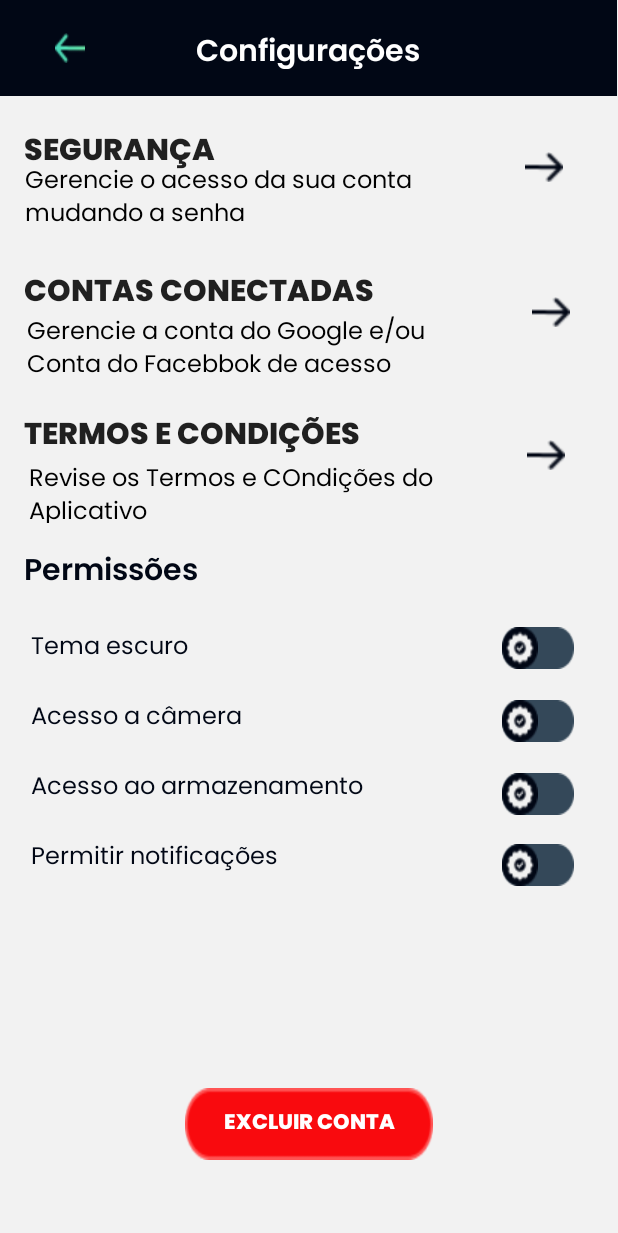
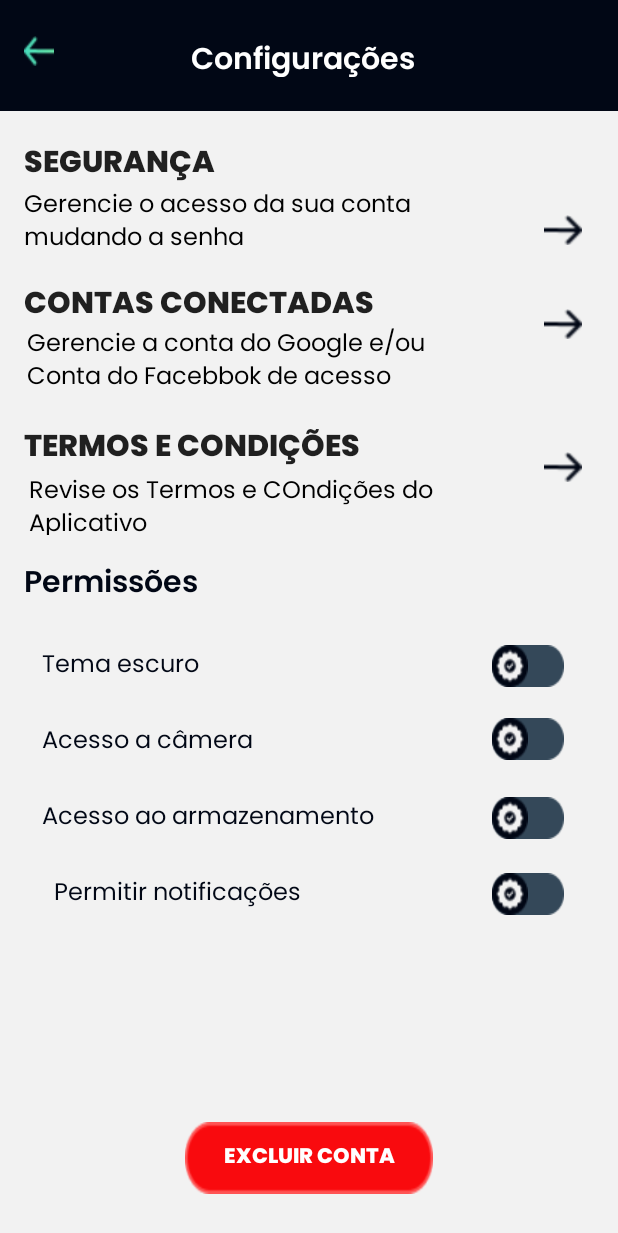
Before and after one commit to claraaqn/App-Ativos-Digitais, an Android app built with Jetpack Compose: the ConfiguracoesActivity screen opened directly, with no data from a screen before it, on a phone screen of 412 x 824 dp. Shown: the top 1233 px of the screen. Run offline under Robolectric (Android 15) with nearby library versions, the phone set to English and light mode, and no system bars.

Commit message:
Responsividade de algumas telas

```diff
--- a/app/src/main/res/layout/tela_cadastro.xml
+++ b/app/src/main/res/layout/tela_cadastro.xml
@@ -213,5 +213,14 @@
             app:layout_constraintTop_toBottomOf="@+id/termos_condicoes"
             tools:ignore="TouchTargetSizeCheck" />
 
+        <TextView
+            android:layout_width="wrap_content"
+            android:layout_height="match_parent"
+            android:layout_marginTop="0dp"
+            android:text="\n"
+            app:layout_constraintEnd_toEndOf="parent"
+            app:layout_constraintStart_toStartOf="parent"
+            app:layout_constraintTop_toBottomOf="@+id/button_login" />
+
     </androidx.constraintlayout.widget.ConstraintLayout>
 </ScrollView>
--- a/app/src/main/res/layout/tela_configuracoes.xml
+++ b/app/src/main/res/layout/tela_configuracoes.xml
@@ -9,58 +9,48 @@
     tools:layout_editor_absoluteY="0dp"
     >
 
-    <ImageView
-        android:id="@+id/fundo_cima"
-        android:layout_width="411dp"
-        android:layout_height="wrap_content"
-        android:src="@drawable/fundo_parte_cima"
-        app:layout_constraintBottom_toBottomOf="parent"
-        app:layout_constraintEnd_toEndOf="parent"
-        app:layout_constraintHorizontal_bias="0.0"
-        app:layout_constraintStart_toStartOf="parent"
-        app:layout_constraintTop_toTopOf="parent"
-        app:layout_constraintVertical_bias="0.0"
-        tools:ignore="MissingConstraints" />
+    <include
+        layout="@layout/toolbar"
+        android:id="@+id/toolbar" />
+
+    <!-- A caixa do botão de segurança-->
+
+    <!-- A caixa do botão de contas conectadas-->
 
     <TextView
         android:id="@+id/perfil"
         android:layout_width="158dp"
         android:layout_height="27dp"
+        android:layout_marginTop="24dp"
         android:fontFamily="@font/poppins_semi_bold"
         android:gravity="center"
         android:text="@string/configura_es"
         android:textColor="#FFFFFF"
         android:textSize="20sp"
-        app:layout_constraintBottom_toBottomOf="@+id/fundo_cima"
         app:layout_constraintEnd_toEndOf="parent"
-        app:layout_constraintHorizontal_bias="0.498"
+        app:layout_constraintHorizontal_bias="0.486"
         app:layout_constraintStart_toStartOf="parent"
-        app:layout_constraintTop_toTopOf="@+id/fundo_cima"
-        app:layout_constraintVertical_bias="0.513" />
+        app:layout_constraintTop_toTopOf="parent" />
 
     <Button
         android:id="@+id/button_voltar"
         android:layout_width="20dp"
         android:layout_height="20dp"
-        android:layout_marginStart="20dp"
+        android:layout_marginStart="16dp"
+        android:layout_marginTop="24dp"
         android:background="@drawable/icon_voltar"
+        android:contentDescription="@string/bot_o_voltar"
         android:fontFamily="@font/archivo_bold"
         android:textColor="@android:color/white"
-        android:contentDescription="@string/bot_o_voltar"
-        app:layout_constraintBottom_toBottomOf="@+id/fundo_cima"
-        app:layout_constraintEnd_toStartOf="@+id/perfil"
-        app:layout_constraintHorizontal_bias="0.192"
         app:layout_constraintStart_toStartOf="parent"
-        app:layout_constraintTop_toTopOf="@+id/fundo_cima"
-        tools:ignore="TouchTargetSizeCheck"/>
-
-<!-- A caixa do botão de segurança-->
+        app:layout_constraintTop_toTopOf="parent"
+        tools:ignore="TouchTargetSizeCheck" />
 
     <Button
         android:id="@+id/button_seguranca"
         android:layout_width="413dp"
         android:layout_height="90dp"
-        android:layout_marginTop="4dp"
+        android:layout_marginTop="76dp"
         android:background="@android:color/transparent"
         android:fontFamily="@font/poppins_extra_bold"
         android:gravity="top|start"
@@ -68,9 +58,9 @@
         android:text="@string/seguran_a"
         android:textSize="20sp"
         app:layout_constraintEnd_toEndOf="parent"
-        app:layout_constraintHorizontal_bias="0"
+        app:layout_constraintHorizontal_bias="0.0"
         app:layout_constraintStart_toStartOf="parent"
-        app:layout_constraintTop_toBottomOf="@+id/fundo_cima" />
+        app:layout_constraintTop_toTopOf="parent" />
 
     <TextView
         android:id="@+id/texto_sobre_botao"
@@ -80,16 +70,16 @@
         android:layout_alignParentTop="true"
         android:layout_alignParentEnd="true"
         android:layout_gravity="center"
-        android:layout_marginTop="44dp"
+        android:layout_marginStart="16dp"
         android:elevation="8dp"
         android:fontFamily="@font/poppins_regular"
         android:text="@string/text_seguranca"
         android:textColor="#000000"
         android:textSize="16sp"
-        app:layout_constraintEnd_toEndOf="@+id/button_seguranca"
-        app:layout_constraintHorizontal_bias="0.141"
+        app:layout_constraintBottom_toBottomOf="@+id/button_seguranca"
         app:layout_constraintStart_toStartOf="@+id/button_seguranca"
-        app:layout_constraintTop_toBottomOf="@+id/fundo_cima" />
+        app:layout_constraintTop_toTopOf="@+id/button_seguranca"
+        app:layout_constraintVertical_bias="1.0" />
 
     <ImageView
         android:layout_width="25dp"
@@ -97,14 +87,13 @@
         android:layout_alignParentTop="true"
         android:layout_alignParentEnd="true"
         android:layout_alignParentBottom="true"
+        android:layout_marginEnd="24dp"
         android:elevation="8dp"
         android:src="@drawable/setas_config"
         app:layout_constraintBottom_toBottomOf="@+id/button_seguranca"
         app:layout_constraintEnd_toEndOf="parent"
-        app:layout_constraintStart_toEndOf="@+id/texto_sobre_botao"
-        app:layout_constraintTop_toBottomOf="@+id/fundo_cima" />
-
-    <!-- A caixa do botão de contas conectadas-->
+        app:layout_constraintTop_toBottomOf="@+id/fundo_cima"
+        app:layout_constraintVertical_bias="0.509" />
 
     <Button
         android:id="@+id/button_contas_conectadas"
@@ -142,6 +131,8 @@
         app:layout_constraintTop_toTopOf="@+id/button_contas_conectadas"
         app:layout_constraintVertical_bias="0.941" />
 
+    <!-- A caixa do botão de termos e condições-->
+
     <ImageView
         android:id="@+id/imageView"
         android:layout_width="25dp"
@@ -149,15 +140,12 @@
         android:layout_alignParentTop="true"
         android:layout_alignParentEnd="true"
         android:layout_alignParentBottom="true"
+        android:layout_marginEnd="24dp"
         android:elevation="8dp"
         android:src="@drawable/setas_config"
         app:layout_constraintBottom_toBottomOf="@+id/button_contas_conectadas"
         app:layout_constraintEnd_toEndOf="parent"
-        app:layout_constraintHorizontal_bias="0.564"
-        app:layout_constraintStart_toEndOf="@+id/texto_sobre_botao_contas"
         app:layout_constraintTop_toTopOf="@+id/button_contas_conectadas" />
-
-    <!-- A caixa do botão de termos e condições-->
 
     <Button
         android:id="@+id/button_termos_condições"
@@ -201,11 +189,11 @@
         android:layout_alignParentTop="true"
         android:layout_alignParentEnd="true"
         android:layout_alignParentBottom="true"
+        android:layout_marginEnd="24dp"
         android:elevation="8dp"
         android:src="@drawable/setas_config"
         app:layout_constraintBottom_toBottomOf="@+id/button_termos_condições"
         app:layout_constraintEnd_toEndOf="parent"
-        app:layout_constraintStart_toEndOf="@+id/texto_sobre_termos"
         app:layout_constraintTop_toTopOf="@+id/button_termos_condições" />
 
     <TextView
@@ -226,13 +214,12 @@
         android:id="@+id/tema_escuro"
         android:layout_width="wrap_content"
         android:layout_height="wrap_content"
-        android:layout_marginTop="20dp"
+        android:layout_marginStart="28dp"
+        android:layout_marginTop="24dp"
         android:fontFamily="@font/poppins_regular"
         android:text="@string/tema_escuro"
         android:textColor="#010715"
         android:textSize="16sp"
-        app:layout_constraintEnd_toEndOf="parent"
-        app:layout_constraintHorizontal_bias="0.068"
         app:layout_constraintStart_toStartOf="parent"
         app:layout_constraintTop_toBottomOf="@+id/textView" />
 
@@ -240,13 +227,12 @@
         android:id="@+id/custom_switch"
         android:layout_width="wrap_content"
         android:layout_height="wrap_content"
+        android:layout_marginEnd="36dp"
         android:minHeight="48dp"
         android:thumb="@drawable/track"
         android:track="@drawable/fundo_switch_desativadp"
         app:layout_constraintBottom_toBottomOf="@+id/tema_escuro"
         app:layout_constraintEnd_toEndOf="parent"
-        app:layout_constraintHorizontal_bias="0.877"
-        app:layout_constraintStart_toEndOf="@+id/tema_escuro"
         app:layout_constraintTop_toTopOf="@+id/tema_escuro"
         app:layout_constraintVertical_bias="0.5"
         tools:ignore="UseSwitchCompatOrMaterialXml" />
@@ -255,13 +241,12 @@
         android:id="@+id/acesso_camera"
         android:layout_width="wrap_content"
         android:layout_height="wrap_content"
-        android:layout_marginTop="20dp"
+        android:layout_marginStart="28dp"
+        android:layout_marginTop="24dp"
         android:fontFamily="@font/poppins_regular"
         android:text="@string/acesso_a_camera"
         android:textColor="#010715"
         android:textSize="16sp"
-        app:layout_constraintEnd_toEndOf="parent"
-        app:layout_constraintHorizontal_bias="0.077"
         app:layout_constraintStart_toStartOf="parent"
         app:layout_constraintTop_toBottomOf="@+id/tema_escuro" />
 
@@ -269,28 +254,26 @@
         android:id="@+id/acesso_camera_witch"
         android:layout_width="wrap_content"
         android:layout_height="wrap_content"
+        android:layout_marginEnd="36dp"
         android:minHeight="48dp"
         android:thumb="@drawable/track"
         android:track="@drawable/fundo_switch_desativadp"
         app:layout_constraintBottom_toBottomOf="@+id/acesso_camera"
         app:layout_constraintEnd_toEndOf="parent"
-        app:layout_constraintHorizontal_bias="0.856"
-        app:layout_constraintStart_toEndOf="@+id/acesso_camera"
         app:layout_constraintTop_toTopOf="@+id/acesso_camera"
-        app:layout_constraintVertical_bias="0.428"
+        app:layout_constraintVertical_bias="0.6"
         tools:ignore="UseSwitchCompatOrMaterialXml" />
 
     <TextView
         android:id="@+id/acesso_armazenamento"
         android:layout_width="wrap_content"
         android:layout_height="wrap_content"
-        android:layout_marginTop="20dp"
+        android:layout_marginStart="28dp"
+        android:layout_marginTop="24dp"
         android:fontFamily="@font/poppins_regular"
         android:text="@string/acesso_ao_armazenamento"
         android:textColor="#010715"
         android:textSize="16sp"
-        app:layout_constraintEnd_toEndOf="parent"
-        app:layout_constraintHorizontal_bias="0.11"
         app:layout_constraintStart_toStartOf="parent"
         app:layout_constraintTop_toBottomOf="@+id/acesso_camera" />
 
@@ -298,28 +281,26 @@
         android:id="@+id/acesso_armazenamento_witch"
         android:layout_width="wrap_content"
         android:layout_height="wrap_content"
+        android:layout_marginEnd="36dp"
         android:minHeight="48dp"
         android:thumb="@drawable/track"
         android:track="@drawable/fundo_switch_desativadp"
         app:layout_constraintBottom_toBottomOf="@+id/acesso_armazenamento"
         app:layout_constraintEnd_toEndOf="parent"
-        app:layout_constraintHorizontal_bias="0.76"
-        app:layout_constraintStart_toEndOf="@+id/acesso_armazenamento"
         app:layout_constraintTop_toTopOf="@+id/acesso_armazenamento"
-        app:layout_constraintVertical_bias="0.333"
+        app:layout_constraintVertical_bias="0.5"
         tools:ignore="UseSwitchCompatOrMaterialXml" />
 
     <TextView
         android:id="@+id/permitir_notificacoes"
         android:layout_width="wrap_content"
         android:layout_height="wrap_content"
-        android:layout_marginTop="20dp"
+        android:layout_marginStart="36dp"
+        android:layout_marginTop="24dp"
         android:fontFamily="@font/poppins_regular"
         android:text="@string/permitir_notificacoes"
         android:textColor="#010715"
         android:textSize="16sp"
-        app:layout_constraintEnd_toEndOf="parent"
-        app:layout_constraintHorizontal_bias="0.084"
         app:layout_constraintStart_toStartOf="parent"
         app:layout_constraintTop_toBottomOf="@+id/acesso_armazenamento" />
 
@@ -327,15 +308,14 @@
         android:id="@+id/permitir_notificacoes_switch"
         android:layout_width="wrap_content"
         android:layout_height="wrap_content"
+        android:layout_marginEnd="36dp"
         android:minHeight="48dp"
         android:thumb="@drawable/track"
         android:track="@drawable/fundo_switch_desativadp"
         app:layout_constraintBottom_toBottomOf="@+id/permitir_notificacoes"
         app:layout_constraintEnd_toEndOf="parent"
-        app:layout_constraintHorizontal_bias="0.837"
-        app:layout_constraintStart_toEndOf="@+id/permitir_notificacoes"
         app:layout_constraintTop_toTopOf="@+id/permitir_notificacoes"
-        app:layout_constraintVertical_bias="0.285"
+        app:layout_constraintVertical_bias="0.5"
         tools:ignore="UseSwitchCompatOrMaterialXml" />
 
     <Button
--- a/app/src/main/res/layout/tela_login.xml
+++ b/app/src/main/res/layout/tela_login.xml
@@ -22,9 +22,10 @@
         android:id="@+id/fundo_mascote"
         android:layout_width="246dp"
         android:layout_height="222dp"
-        android:layout_marginTop="88dp"
+        android:layout_marginTop="56dp"
         android:src="@drawable/fundo_mascote"
         app:layout_constraintEnd_toEndOf="parent"
+        app:layout_constraintHorizontal_bias="0.496"
         app:layout_constraintStart_toStartOf="parent"
         app:layout_constraintTop_toBottomOf="@+id/logo"
         tools:ignore="MissingConstraints" />
@@ -33,8 +34,8 @@
         android:id="@+id/mascote"
         android:layout_width="162dp"
         android:layout_height="170dp"
-        android:layout_marginStart="24dp"
-        android:layout_marginTop="20dp"
+        android:layout_marginStart="20dp"
+        android:layout_marginTop="16dp"
         android:src="@drawable/mascote"
         app:layout_constraintStart_toStartOf="@+id/fundo_mascote"
         app:layout_constraintTop_toTopOf="@+id/fundo_mascote"
--- /dev/null
+++ b/app/src/main/res/layout/toolbar.xml
@@ -0,0 +1,10 @@
+<?xml version="1.0" encoding="utf-8"?>
+<androidx.appcompat.widget.Toolbar xmlns:android="http://schemas.android.com/apk/res/android"
+    android:id="@+id/toolbar"
+    android:layout_width="match_parent"
+    android:layout_height="wrap_content"
+    android:background="#010715"
+    android:paddingTop="10dp"
+    android:paddingBottom="64dp">
+
+</androidx.appcompat.widget.Toolbar>
```
